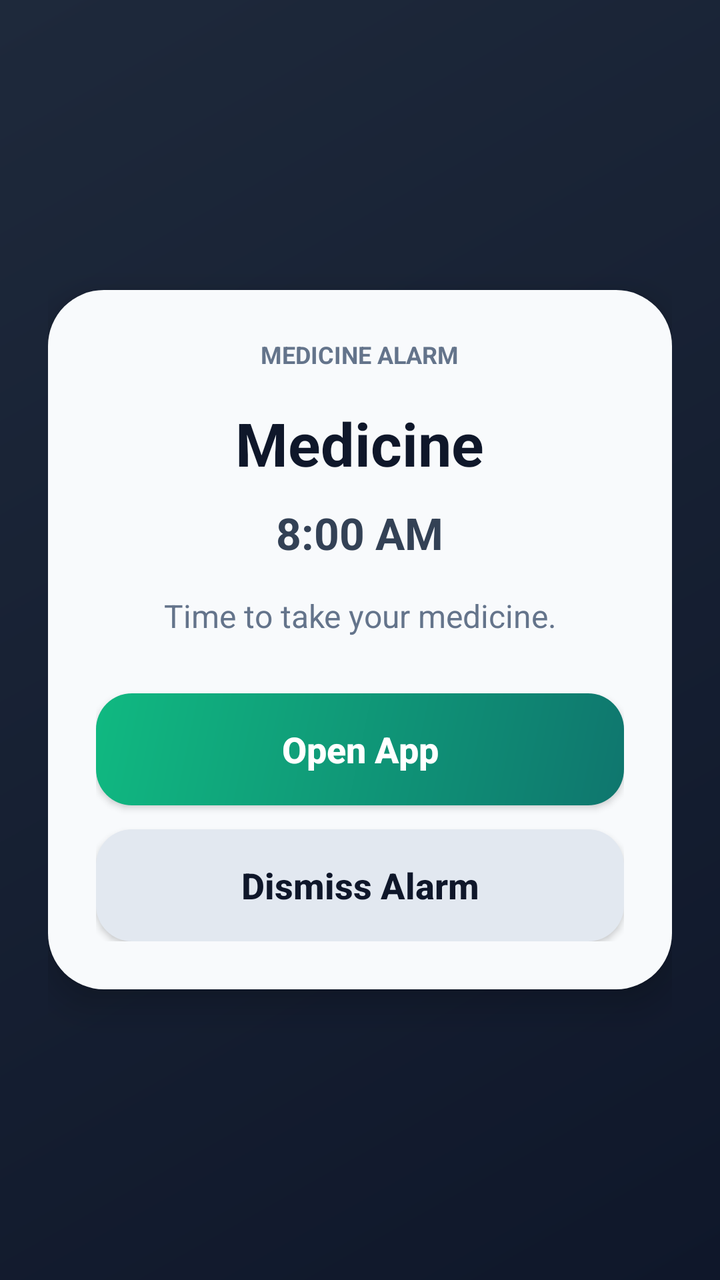
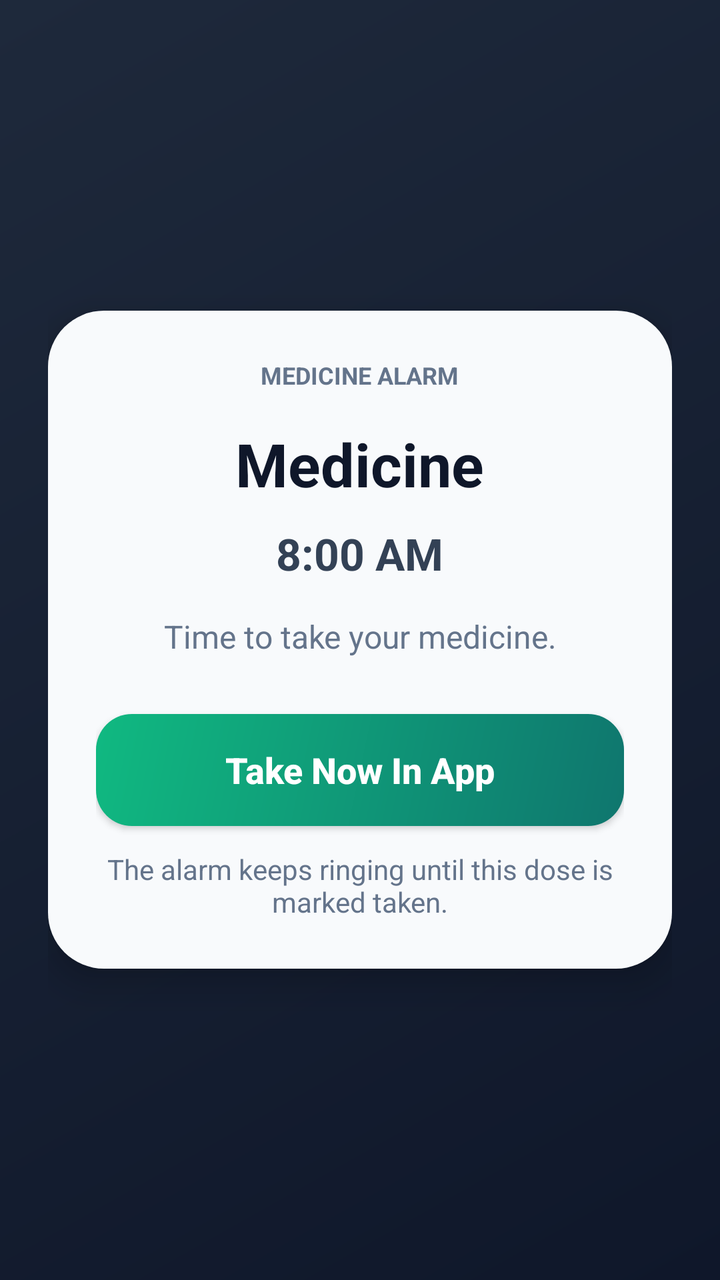

Screens rendered from an Android XML layout before and after an edit, with the pre-edit source and the edit as a unified diff.
<!-- AndroidManifest.xml: activity theme AppTheme.AlarmAlert -->
<!-- res/layout/activity_alarm_alert.xml -->
<?xml version="1.0" encoding="utf-8"?>
<FrameLayout xmlns:android="http://schemas.android.com/apk/res/android"
    android:layout_width="match_parent"
    android:layout_height="match_parent"
    android:background="@drawable/alarm_alert_background"
    android:padding="24dp">

    <LinearLayout
        android:layout_width="match_parent"
        android:layout_height="wrap_content"
        android:layout_gravity="center"
        android:background="@drawable/alarm_alert_card"
        android:elevation="10dp"
        android:gravity="center_horizontal"
        android:orientation="vertical"
        android:padding="24dp">

        <TextView
            android:id="@+id/alarmBadge"
            android:layout_width="wrap_content"
            android:layout_height="wrap_content"
            android:background="@android:color/transparent"
            android:text="MEDICINE ALARM"
            android:textAllCaps="true"
            android:textColor="#64748B"
            android:textSize="12sp"
            android:textStyle="bold" />

        <TextView
            android:id="@+id/alarmMedicineName"
            android:layout_width="wrap_content"
            android:layout_height="wrap_content"
            android:layout_marginTop="16dp"
            android:gravity="center"
            android:text="Medicine"
            android:textColor="#0F172A"
            android:textSize="30sp"
            android:textStyle="bold" />

        <TextView
            android:id="@+id/alarmTime"
            android:layout_width="wrap_content"
            android:layout_height="wrap_content"
            android:layout_marginTop="10dp"
            android:text="8:00 AM"
            android:textColor="#334155"
            android:textSize="22sp"
            android:textStyle="bold" />

        <TextView
            android:id="@+id/alarmBody"
            android:layout_width="match_parent"
            android:layout_height="wrap_content"
            android:layout_marginTop="16dp"
            android:gravity="center"
            android:text="Time to take your medicine."
            android:textColor="#64748B"
            android:textSize="16sp" />

        <Button
            android:id="@+id/openAppButton"
            android:layout_width="match_parent"
            android:layout_height="56dp"
            android:layout_marginTop="28dp"
            android:background="@drawable/alarm_primary_button"
            android:text="Open App"
            android:textAllCaps="false"
            android:textColor="@android:color/white"
            android:textSize="18sp"
            android:textStyle="bold" />

        <Button
            android:id="@+id/dismissAlarmButton"
            android:layout_width="match_parent"
            android:layout_height="56dp"
            android:layout_marginTop="12dp"
            android:background="@drawable/alarm_secondary_button"
            android:text="Dismiss Alarm"
            android:textAllCaps="false"
            android:textColor="#0F172A"
            android:textSize="18sp"
            android:textStyle="bold" />
    </LinearLayout>
</FrameLayout>
<!-- resources referenced by this layout -->
<resources>
  <!-- drawable alarm_alert_background (drawable) -->
  <?xml version="1.0" encoding="utf-8"?>
  <shape xmlns:android="http://schemas.android.com/apk/res/android">
      <gradient
          android:angle="315"
          android:endColor="#0F172A"
          android:startColor="#1E293B" />
  </shape>
  <!-- drawable alarm_alert_card (drawable) -->
  <?xml version="1.0" encoding="utf-8"?>
  <shape xmlns:android="http://schemas.android.com/apk/res/android">
      <solid android:color="#F8FAFC" />
      <corners android:radius="28dp" />
  </shape>
  <!-- drawable alarm_primary_button (drawable) -->
  <?xml version="1.0" encoding="utf-8"?>
  <shape xmlns:android="http://schemas.android.com/apk/res/android">
      <gradient
          android:angle="315"
          android:endColor="#0F766E"
          android:startColor="#10B981" />
      <corners android:radius="18dp" />
  </shape>
  <!-- drawable alarm_secondary_button (drawable) -->
  <?xml version="1.0" encoding="utf-8"?>
  <shape xmlns:android="http://schemas.android.com/apk/res/android">
      <solid android:color="#E2E8F0" />
      <corners android:radius="18dp" />
  </shape>
  <style name="AppTheme.AlarmAlert" parent="Theme.AppCompat.Light.NoActionBar">
          <item name="android:windowFullscreen">true</item>
          <item name="android:windowIsTranslucent">false</item>
          <item name="android:windowShowWallpaper">false</item>
          <item name="android:windowBackground">@android:color/transparent</item>
          <item name="android:windowAnimationStyle">@android:style/Animation.Dialog</item>
      </style>
</resources>

<!-- the commit's change to res/layout/activity_alarm_alert.xml (unified diff, before → after) -->
@@ -63,22 +63,19 @@
             android:layout_height="56dp"
             android:layout_marginTop="28dp"
             android:background="@drawable/alarm_primary_button"
-            android:text="Open App"
+            android:text="Take Now In App"
             android:textAllCaps="false"
             android:textColor="@android:color/white"
             android:textSize="18sp"
             android:textStyle="bold" />
 
-        <Button
-            android:id="@+id/dismissAlarmButton"
+        <TextView
             android:layout_width="match_parent"
-            android:layout_height="56dp"
+            android:layout_height="wrap_content"
             android:layout_marginTop="12dp"
-            android:background="@drawable/alarm_secondary_button"
-            android:text="Dismiss Alarm"
-            android:textAllCaps="false"
-            android:textColor="#0F172A"
-            android:textSize="18sp"
-            android:textStyle="bold" />
+            android:gravity="center"
+            android:text="The alarm keeps ringing until this dose is marked taken."
+            android:textColor="#64748B"
+            android:textSize="14sp" />
     </LinearLayout>
 </FrameLayout>
<!-- resource entries referenced after the edit -->
@@ -23,12 +23,6 @@
           android:startColor="#10B981" />
       <corners android:radius="18dp" />
   </shape>
-  <!-- drawable alarm_secondary_button (drawable) -->
-  <?xml version="1.0" encoding="utf-8"?>
-  <shape xmlns:android="http://schemas.android.com/apk/res/android">
-      <solid android:color="#E2E8F0" />
-      <corners android:radius="18dp" />
-  </shape>
   <style name="AppTheme.AlarmAlert" parent="Theme.AppCompat.Light.NoActionBar">
           <item name="android:windowFullscreen">true</item>
           <item name="android:windowIsTranslucent">false</item>
